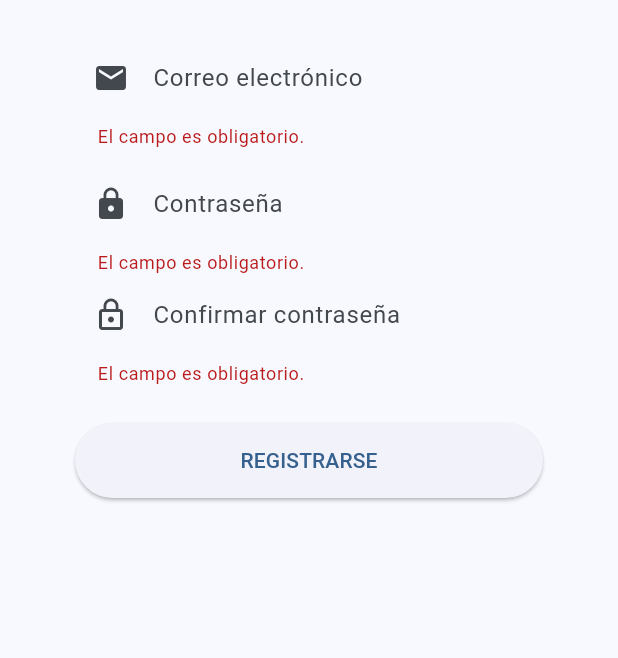
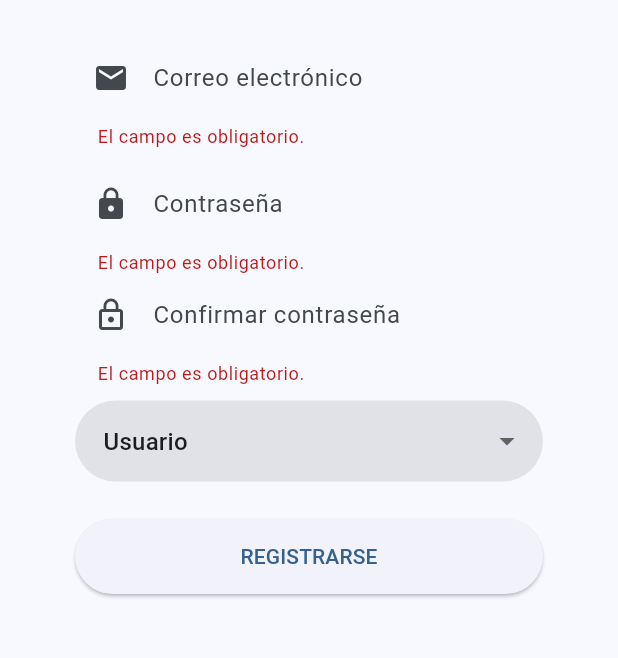
Before and after one commit to Vel935/cpuinfo-aplicaci-n, a Flutter app: the RegisterPage screen opened by its route, after a tap on "REGISTRARSE", on a phone screen of 412 x 824 dp, the part 459-1117 px from its top. Run offline on Flutter 3.47's test engine with Material 3 defaults, Android fonts, the phone set to English and light mode, and no system bars; our stand-ins replace adaptive_theme, cloud_firestore, firebase_auth, firebase_core, google_sign_in; accounts and stored records are empty; network calls fail.

Commit message:
Implementación de  nueva funcionalidad de administradores beta 1

```diff
--- a/lib/pages/login/user_auth/firebase_auth_implementation/firebase_auth_services.dart
+++ b/lib/pages/login/user_auth/firebase_auth_implementation/firebase_auth_services.dart
@@ -1,15 +1,40 @@
+import 'package:cloud_firestore/cloud_firestore.dart';
 import 'package:firebase_auth/firebase_auth.dart';
 import 'package:google_sign_in/google_sign_in.dart';
 
 class firebaseAuthService {
   FirebaseAuth _auth = FirebaseAuth.instance;
+
+  FirebaseFirestore _firestore = FirebaseFirestore.instance; //<===
   //#############INICIO SESION NATIVO###########################
+
+  // Future<User?> signUpWithEmailAndPassword(
+  //     String email, String password, String role) async {
+  //   try {
+  //     UserCredential credential = await _auth.createUserWithEmailAndPassword(
+  //         email: email, password: password);
+
+  //     return credential.user;
+  //   } catch (e) {
+  //     print("Error en la autenticación: $e");
+  //     return null;
+  //   }
+  // }
+
   Future<User?> signUpWithEmailAndPassword(
-      String email, String password) async {
+      String email, String password, String role) async {
     try {
       UserCredential credential = await _auth.createUserWithEmailAndPassword(
           email: email, password: password);
-      return credential.user;
+      User? user = credential.user;
+
+      // Agregar rol del usuario en Firestore
+      await _firestore.collection('users').doc(user?.uid).set({
+        'email': email,
+        'role': role,
+      });
+
+      return user;
     } catch (e) {
       print("Error en la autenticación: $e");
       return null;
@@ -27,6 +52,7 @@ class firebaseAuthService {
       return null;
     }
   }
+
   //#################################################################################
 
   //###########INICIO SESION GOOGLE##############################################
@@ -49,6 +75,18 @@ class firebaseAuthService {
       final userCredential =
           await FirebaseAuth.instance.signInWithCredential(credential);
 
+      // Verificar si el usuario ya está en Firestore, de lo contrario agregarlo con rol por defecto
+      DocumentSnapshot userDoc = await _firestore
+          .collection('users')
+          .doc(userCredential.user?.uid)
+          .get();
+      if (!userDoc.exists) {
+        await _firestore.collection('users').doc(userCredential.user?.uid).set({
+          'email': userCredential.user?.email,
+          'role': 'user', // Rol por defecto para usuarios nuevos
+        });
+      }
+
       // Print user information
       print("User information:");
       print("Display Name: ${userCredential.user?.displayName}");
@@ -58,9 +96,18 @@ class firebaseAuthService {
       return userCredential;
     } on FirebaseAuthException catch (e) {
       print("El error es este manito $e");
-
       throw FirebaseAuthException(code: e.code);
     }
+  }
+
+  Future<String?> getUserRole() async {
+    User? user = _auth.currentUser;
+    if (user != null) {
+      DocumentSnapshot userDoc =
+          await _firestore.collection('users').doc(user.uid).get();
+      return userDoc['role'] as String?;
+    }
+    return null;
   }
 
   getCurrentUser() {
--- a/lib/pages/register/RegisterController.dart
+++ b/lib/pages/register/RegisterController.dart
@@ -1,14 +1,14 @@
-import 'package:cpuinfo_application/models/user.dart';
-import 'package:cpuinfo_application/pages/login/LoginPage.dart';
 import 'package:cpuinfo_application/pages/login/user_auth/firebase_auth_implementation/firebase_auth_services.dart';
 import 'package:cpuinfo_application/providers/UserProvider.dart';
 import 'package:firebase_auth/firebase_auth.dart' as authfb;
 import 'package:flutter/material.dart';
+import 'package:cloud_firestore/cloud_firestore.dart';
 
 class RegisterController {
   GlobalKey<FormState> key;
   BuildContext context;
   UserProvider userProvider = UserProvider();
+  FirebaseFirestore _firestore = FirebaseFirestore.instance;
 
   final firebaseAuthService _auth = firebaseAuthService();
 
@@ -19,23 +19,12 @@ class RegisterController {
 
   Future<String> createUser(Map<String, dynamic> user) {
     if (!key.currentState!.validate()) return Future.value("");
-    //mostrar un mensaje de exito en el registro
-
     ScaffoldMessenger.of(context).showSnackBar(
       const SnackBar(
         content: Text('Usuario registrado con exito'),
         duration: Duration(seconds: 5),
       ),
     );
-    //crear el usuario en firebase auth
-
-    //hacer print de todos los usuarios
-    //_controller.getAll().then((users) {
-    //  users.forEach((element) {
-    //    print(element.mail);
-    //  });
-    //});
-    //_signup();
     Navigator.pop(context, "login");
     return userProvider.createUser(user);
   }
@@ -70,8 +59,6 @@ class RegisterController {
     if (value == null || value.isEmpty) {
       return "El campo es obligatorio.";
     }
-    print("contraseña $password");
-    print("value $value");
 
     if (password != value) {
       return "Las contraseñas deben coincidir";
@@ -89,12 +76,17 @@ class RegisterController {
     _passwordController.dispose();
   }
 
-  void signup(mail, password) async {
-    print("Email: $mail, Password: $password");
+  void signup(String mail, String password, String role) async {
+    print("Email: $mail, Password: $password, Role: $role");
 
-    authfb.User? user = await _auth.signUpWithEmailAndPassword(mail, password);
+    authfb.User? user =
+        await _auth.signUpWithEmailAndPassword(mail, password, role);
     print(user);
     if (user != null) {
+      await _firestore.collection('users').doc(user.uid).set({
+        'email': mail,
+        'role': role,
+      });
       print("Usuario registrado con exito");
     } else {
       print("Error al registrar usuario");
--- a/lib/pages/register/RegisterPage.dart
+++ b/lib/pages/register/RegisterPage.dart
@@ -1,10 +1,7 @@
-import 'package:cpuinfo_application/main.dart';
 import 'package:cpuinfo_application/models/user.dart';
 import 'package:cpuinfo_application/pages/register/RegisterController.dart';
-import 'package:cpuinfo_application/providers/UserProvider.dart';
 import 'package:cpuinfo_application/widgets/CustomAppBar.dart';
 import 'package:flutter/material.dart';
-import 'package:provider/provider.dart';
 
 class RegisterPage extends StatefulWidget {
   RegisterPage({super.key});
@@ -17,6 +14,7 @@ class _RegisterPageState extends State<RegisterPage> {
   final GlobalKey<FormState> _key = GlobalKey();
   User user = User.empty();
   late RegisterController controller;
+  String _selectedRole = 'Usuario';
 
   @override
   Widget build(BuildContext context) {
@@ -24,10 +22,10 @@ class _RegisterPageState extends State<RegisterPage> {
 
     return Scaffold(
       appBar: MyAppBar(),
-        // backgroundColor: const Color(0xFF35353),
       body: ListView(
         children: [formUserRegister(context)],
-        ));
+      ),
+    );
   }
 
   Form formUserRegister(BuildContext context) {
@@ -35,75 +33,54 @@ class _RegisterPageState extends State<RegisterPage> {
       key: _key,
       child: Column(
         children: [
-            // Positioned(top: 51, left: -5, child: _iconBack()),
           Container(
-              width: double
-                  .infinity, //ancho del contenedor, el double.infinity me centra los elementos
-              margin: EdgeInsets.only(
-                  top: 50), //me da una margen en la parte de arriba de 150 px
+            width: double.infinity,
+            margin: EdgeInsets.only(top: 50),
             child: SingleChildScrollView(
-                //este es un widget que permite hacer scrooll en la pantalla, es decir pasar hacia abajo o hacia arriba un grupo de elemento en este caso los de la columna de abajo, es un widget necesario cuando se tienen muchos elementos en cascada o ves varios elementos desde un celular con una pantalla pequeña
               child: Column(
                 children: [
-                    getLogo(), //funcion que me retorna el circulo donde va la imagen del usuario con una imagen predeterminada
-                    SizedBox(
-                      height: 20,
-                    ), //esto hace un espacio entre la circulo y el text field de abajo
-                    _textFieldEmail(), //esta funcion retorna un Campo de texto para ingresar el email
-                    _textFieldPassword(), //esta funcion retorna un campo de texto para ingresar la contraseña
-                    _buttonRegister(
-                        context) //esta funcion retorna un boton que tiene un texto adentro que dice REGISTRASE
+                  getLogo(),
+                  SizedBox(height: 20),
+                  _textFieldEmail(),
+                  _textFieldPassword(),
+                  _roleDropdown(),
+                  _buttonRegister(context),
                 ],
               ),
             ),
           )
         ],
-        ));
+      ),
+    );
   }
 
-  Widget _textRegister() {
-    //funcion que retorna un texto que dice LOGIN
-    return const Text(' REGISTRO',
-        style: TextStyle(
-            //text tiene una propiedad llamada style, que permite modificar los estilos del texto
-            color: Colors.white, //esto cambia el color del texto
-            fontWeight: FontWeight
-                .bold, //esto le da cambia la fuente al texto, en este caso usamos bold y le ponemos negrita al texto
-            fontSize: 20, //esto cambia el tamaño de la fuente
-            fontFamily:
-                'NimbusSans' //esto cambia la fuente de la letra, usando las letras que tenemos en assets y llamando a la familia que especificamos en el archivo pubspec.yaml
-            ));
-  }
-
-  Widget _buttonRegister(BuildContext context) {
-    //funcion que me genera el boton Ingresar
+  Widget _roleDropdown() {
     return Container(
-      width: double.infinity, //ancho del boton
-      margin: EdgeInsets.symmetric(
-          horizontal: 50,
-          vertical: 20), //margen horizontal y vertical del boton
-      child: ElevatedButton(
-          onPressed: () {
-            controller.signup(user.mail, user.password);
-            controller.createUser({
-              'mail': user.mail,
-              'password': user.password,
-            }).then((id) {
-              print(id);
-            }).catchError((e) {
-              print(e);
+      margin: const EdgeInsets.symmetric(horizontal: 50, vertical: 5),
+      child: DropdownButtonFormField<String>(
+        value: _selectedRole,
+        items: <String>['Usuario', 'Administrador']
+            .map<DropdownMenuItem<String>>((String value) {
+          return DropdownMenuItem<String>(
+            value: value,
+            child: Text(value),
+          );
+        }).toList(),
+        onChanged: (String? newValue) {
+          setState(() {
+            _selectedRole = newValue!;
           });
         },
-          child: Text('REGISTRARSE'),
-          style: ElevatedButton.styleFrom(
-              shape: RoundedRectangleBorder(
-                  borderRadius: BorderRadius.circular(
-                      30) //con esto redondeamos la forma del boton
+        decoration: InputDecoration(
+          hintText: 'Selecciona el rol',
+          contentPadding: EdgeInsets.all(15),
+          border: OutlineInputBorder(
+            borderRadius: BorderRadius.circular(30),
+            borderSide: BorderSide.none,
           ),
-              padding: const EdgeInsets.symmetric(
-                  vertical:
-                      15) //margen interior para el boton, esto puede modificar la forma del boton
-              )),
+          filled: true,
+        ),
+      ),
     );
   }
 
@@ -122,7 +99,7 @@ class _RegisterPageState extends State<RegisterPage> {
           prefixIcon: Icon(Icons.email),
         ),
         onChanged: (value) => user.mail = value,
-        validator: controller.validEmailField, // Aquí se asigna el validador
+        validator: controller.validEmailField,
       ),
     );
   }
@@ -144,8 +121,7 @@ class _RegisterPageState extends State<RegisterPage> {
               prefixIcon: Icon(Icons.lock),
             ),
             onChanged: (value) => user.password = value,
-            validator:
-                controller.validPasswordField, // Aquí se asigna el validador
+            validator: controller.validPasswordField,
           ),
           TextFormField(
             obscureText: true,
@@ -157,20 +133,47 @@ class _RegisterPageState extends State<RegisterPage> {
             ),
             onChanged: (value) => value,
             validator: (value) => controller.validConfirmPasswordField(
-                value: value,
-                password: user.password), // Aquí se asigna el validador
+                value: value, password: user.password),
           ),
         ],
       ),
     );
   }
 
+  Widget _buttonRegister(BuildContext context) {
+    return Container(
+      width: double.infinity,
+      margin: EdgeInsets.symmetric(horizontal: 50, vertical: 20),
+      child: ElevatedButton(
+        onPressed: () {
+          controller.signup(user.mail, user.password, _selectedRole);
+          controller.createUser({
+            'mail': user.mail,
+            'password': user.password,
+            'role': _selectedRole,
+          }).then((id) {
+            print(id);
+          }).catchError((e) {
+            print(e);
+          });
+        },
+        child: Text('REGISTRARSE'),
+        style: ElevatedButton.styleFrom(
+          shape: RoundedRectangleBorder(
+            borderRadius: BorderRadius.circular(30),
+          ),
+          padding: const EdgeInsets.symmetric(vertical: 15),
+        ),
+      ),
+    );
+  }
+
   Widget getLogo() {
     return Image.asset(
-      'assets/img/logo2.png', // Ruta de la imagen dentro de la carpeta assets
-      width: 200, // Ancho deseado de la imagen
-      height: 200, // Alto deseado de la imagen
-      fit: BoxFit.contain, // Ajuste de la imagen dentro del contenedor
+      'assets/img/logo2.png',
+      width: 200,
+      height: 200,
+      fit: BoxFit.contain,
     );
   }
 }
```
Also changed, not shown: lib/pages/homePage/homePage.dart (+35 -14 lines). Lines whose indentation alone changed are shown as unchanged.
